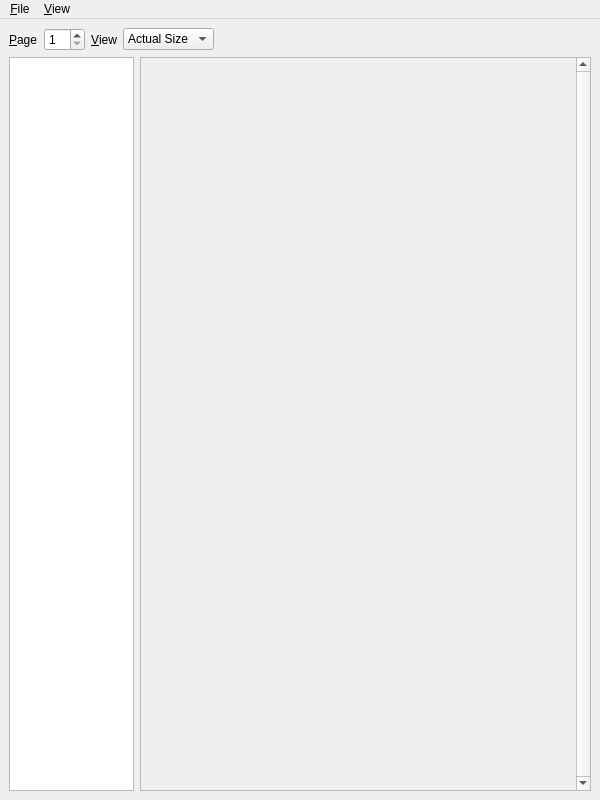
Before: the Qt Designer form UI/biblioteq_pdfreader.ui in textbrowser/biblioteq, drawn with Qt 5.
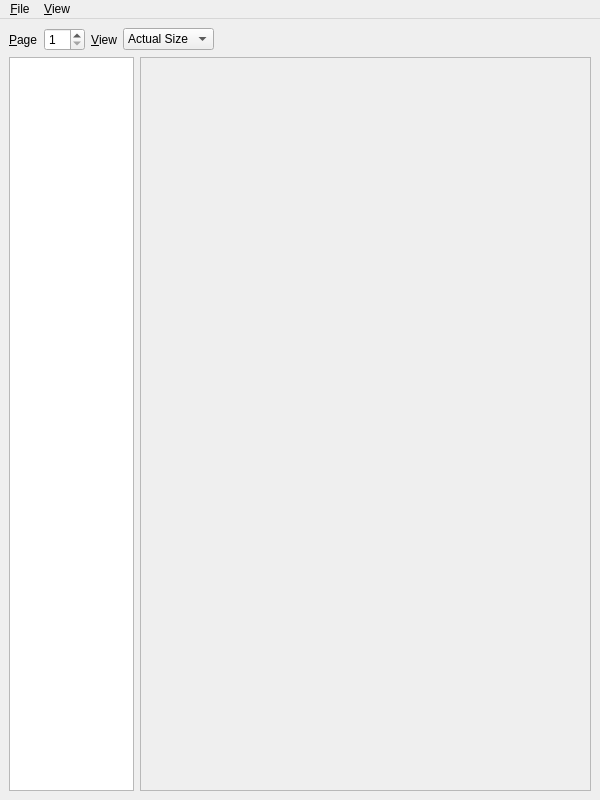
After: the same form once the commit is applied. Icons and pictures are not drawn.

```diff
--- a/UI/biblioteq_pdfreader.ui
+++ b/UI/biblioteq_pdfreader.ui
@@ -106,9 +106,6 @@
         <property name="frameShadow">
          <enum>QFrame::Raised</enum>
         </property>
-        <property name="verticalScrollBarPolicy">
-         <enum>Qt::ScrollBarAlwaysOn</enum>
-        </property>
         <property name="widgetResizable">
          <bool>true</bool>
         </property>
@@ -117,7 +114,7 @@
           <rect>
            <x>0</x>
            <y>0</y>
-           <width>433</width>
+           <width>447</width>
            <height>722</height>
           </rect>
          </property>
```
